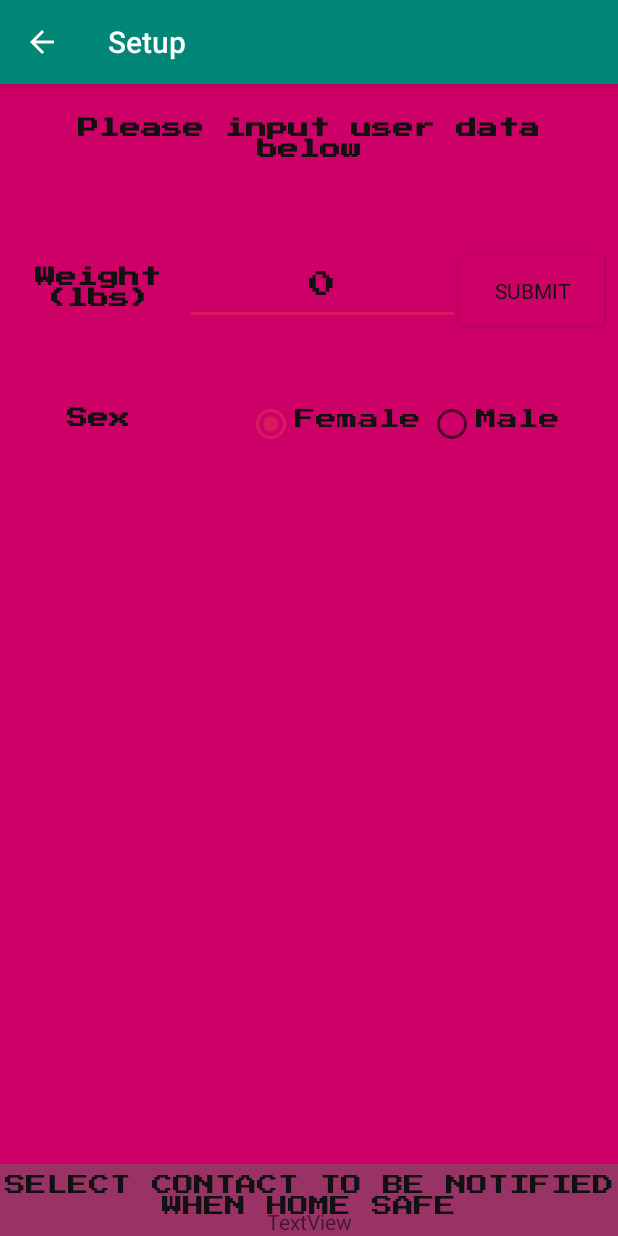
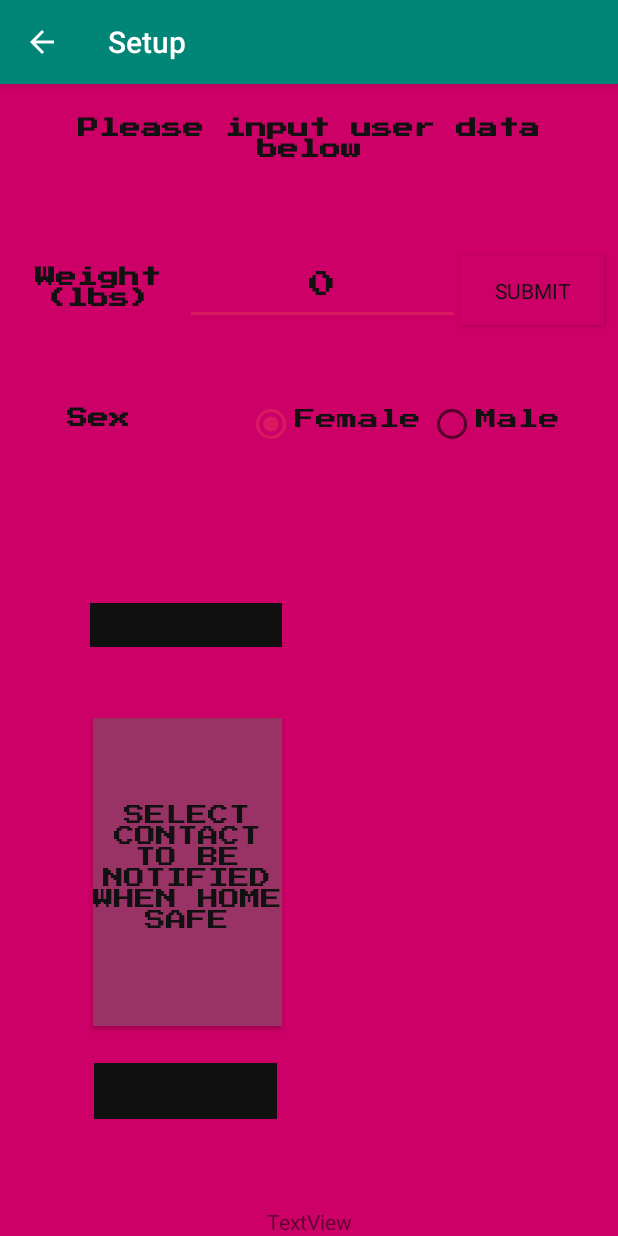
Before and after one commit to bengw99/PartyPal2, an Android app: the Setup screen opened directly, with no data from a screen before it, on a phone screen of 412 x 824 dp. Run offline under Robolectric (Android 15) with nearby library versions, the phone set to English and light mode, and no system bars; Roboto replaces fonts that are not available here.

Commit message:
Basic partying fields, image version

```diff
--- a/app/src/main/res/layout/content_setup.xml
+++ b/app/src/main/res/layout/content_setup.xml
@@ -19,6 +19,24 @@
         app:layout_constraintStart_toStartOf="parent"
         app:layout_constraintTop_toTopOf="parent"
         tools:srcCompat="@drawable/wine" />
+
+    <Button
+        android:id="@+id/addcontactbutton"
+        android:layout_width="126dp"
+        android:layout_height="205dp"
+        android:background="#993366"
+        android:fontFamily="@font/press_start_2p"
+        android:text="Select Contact to be Notified When Home Safe"
+        android:textColor="#111111"
+        app:layout_anchor="@+id/include"
+        app:layout_constraintBottom_toBottomOf="parent"
+        app:layout_constraintEnd_toEndOf="parent"
+        app:layout_constraintHorizontal_bias="0.217"
+        app:layout_constraintLeft_toLeftOf="parent"
+        app:layout_constraintRight_toRightOf="parent"
+        app:layout_constraintStart_toStartOf="parent"
+        app:layout_constraintTop_toTopOf="parent"
+        app:layout_constraintVertical_bias="0.751" />
 
     <TextView
         android:id="@+id/infoSection"
@@ -141,23 +159,34 @@
 
     </RadioGroup>
 
-    <Button
-        android:id="@+id/addcontactbutton"
-        android:layout_width="wrap_content"
-        android:layout_height="wrap_content"
-        android:background="#993366"
-        android:fontFamily="@font/press_start_2p"
-        android:text="Select Contact to be Notified When Home Safe"
-        android:textColor="#111111"
-        app:layout_anchor="@+id/include"
-        app:layout_anchorGravity="bottom|center"
+    <TextView
+        android:id="@+id/label1"
+        android:layout_width="128dp"
+        android:layout_height="29dp"
+        android:background="#111111"
+        android:text=""
+        android:textColor="#FFFFFF"
+        android:gravity="center"
         app:layout_constraintBottom_toBottomOf="parent"
-        app:layout_constraintEnd_toEndOf="parent"
-        app:layout_constraintHorizontal_bias="0.0"
+        app:layout_constraintHorizontal_bias="0.212"
         app:layout_constraintLeft_toLeftOf="parent"
         app:layout_constraintRight_toRightOf="parent"
-        app:layout_constraintStart_toStartOf="parent"
         app:layout_constraintTop_toTopOf="parent"
-        app:layout_constraintVertical_bias="1.0" />
+        app:layout_constraintVertical_bias="0.468" />
+
+    <TextView
+        android:id="@+id/label2"
+        android:layout_width="122dp"
+        android:layout_height="37dp"
+        android:background="#111111"
+        android:text=""
+        android:textColor="#FFFFFF"
+        android:gravity="center"
+        app:layout_constraintBottom_toBottomOf="parent"
+        app:layout_constraintHorizontal_bias="0.216"
+        app:layout_constraintLeft_toLeftOf="parent"
+        app:layout_constraintRight_toRightOf="parent"
+        app:layout_constraintTop_toTopOf="parent"
+        app:layout_constraintVertical_bias="0.893" />
 
 </android.support.constraint.ConstraintLayout>
```
